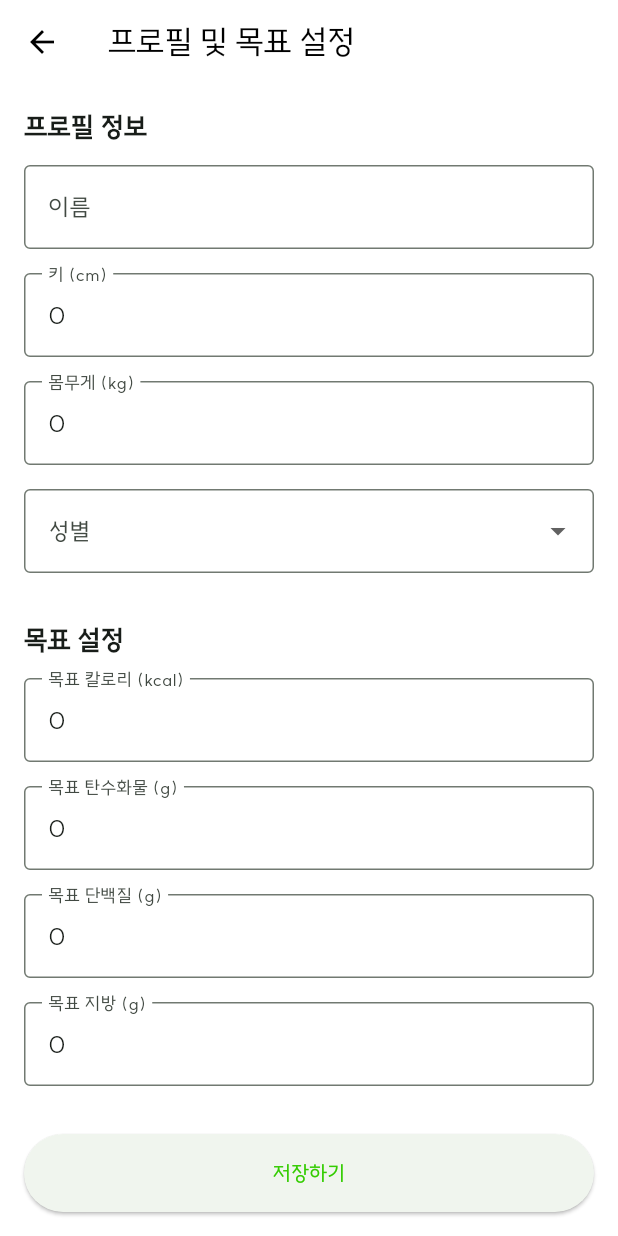
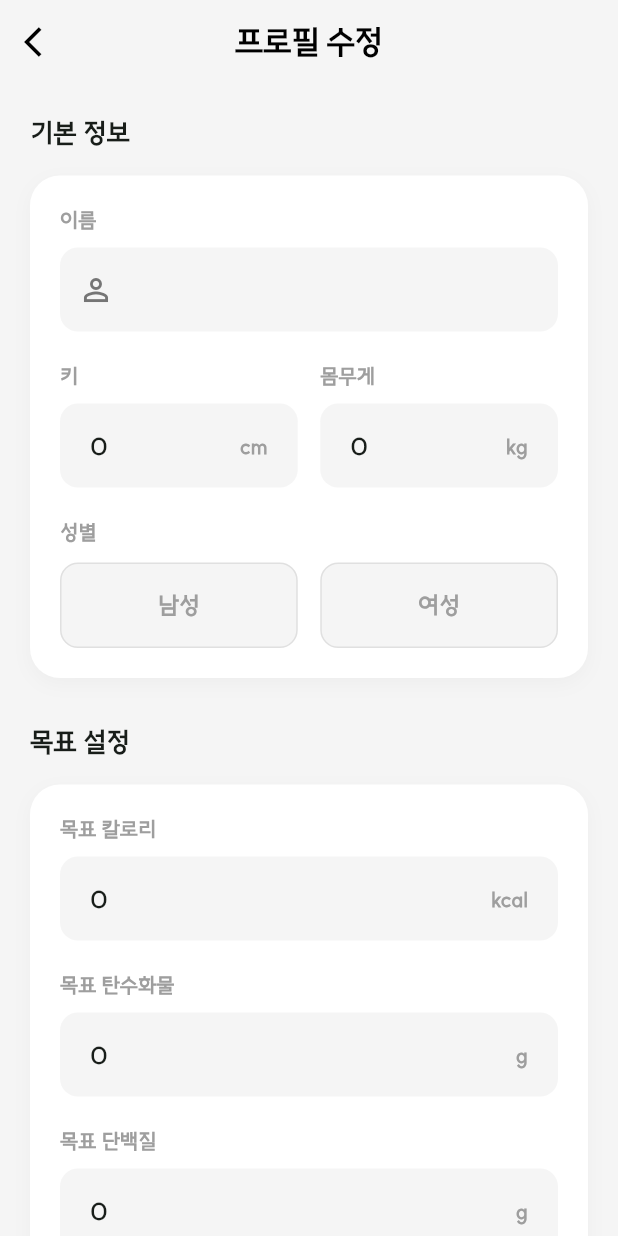
Before and after one commit to jungminmobile/Iwantfirst, a Flutter app: the EditProfileScreen screen opened directly, on a phone screen of 412 x 824 dp. Run offline on Flutter 3.47's test engine with Material 3 defaults, Android fonts, the phone set to English and light mode, and no system bars; our stand-ins replace cloud_firestore, firebase_auth, firebase_core, fl_chart, focus_detector, google_generative_ai and 3 more; accounts and stored records are empty.

Commit message:
프로필 편집 페이지 UI 수정

```diff
--- a/lib/screens/setting/edit_profile_screen.dart
+++ b/lib/screens/setting/edit_profile_screen.dart
@@ -15,19 +15,19 @@ class _EditProfileScreenState extends State<EditProfileScreen> {
   // --- 컨트롤러 ---
   final _nameController = TextEditingController();
   final _heightController = TextEditingController();
-  final _weightController = TextEditingController(); // ★ 1. 몸무게 컨트롤러 추가
+  final _weightController = TextEditingController();
   final _targetCaloriesController = TextEditingController();
   final _targetCarbsController = TextEditingController();
   final _targetProteinController = TextEditingController();
   final _targetFatController = TextEditingController();
 
-  // --- 포커스 노드 (힌트 표시용) ---
+  // --- 포커스 노드 ---
   final _calorieFocusNode = FocusNode();
   final _carbsFocusNode = FocusNode();
   final _proteinFocusNode = FocusNode();
   final _fatFocusNode = FocusNode();
 
-  String? _selectedGender;
+  String _selectedGender = '남성'; // 기본값 설정
   bool _isLoading = true;
   final User? currentUser = FirebaseAuth.instance.currentUser;
 
@@ -37,13 +37,15 @@ class _EditProfileScreenState extends State<EditProfileScreen> {
   int? _recommendedProtein;
   int? _recommendedFat;
 
+  // 🎨 디자인용 색상 (앱 테마와 통일)
+  final Color _primaryColor = const Color(0xFF33FF00); // 형광 연두
+  final Color _backgroundColor = const Color(0xFFF5F5F5); // 연한 회색 배경
+
   @override
   void initState() {
     super.initState();
-    // 1. 기존 사용자 데이터를 먼저 불러옵니다.
     _loadUserData();
 
-    // ★ 2. 키, 몸무게, 포커스 노드에 리스너를 추가합니다.
     _heightController.addListener(_calculateRecommendations);
     _weightController.addListener(_calculateRecommendations);
     _calorieFocusNode.addListener(() => setState(() {}));
@@ -54,13 +56,12 @@ class _EditProfileScreenState extends State<EditProfileScreen> {
 
   @override
   void dispose() {
-    // 모든 컨트롤러와 FocusNode를 정리하여 메모리 누수를 방지합니다.
     _heightController.removeListener(_calculateRecommendations);
     _weightController.removeListener(_calculateRecommendations);
-    _calorieFocusNode.removeListener(() => setState(() {}));
-    _carbsFocusNode.removeListener(() => setState(() {}));
-    _proteinFocusNode.removeListener(() => setState(() {}));
-    _fatFocusNode.removeListener(() => setState(() {}));
+    _calorieFocusNode.dispose();
+    _carbsFocusNode.dispose();
+    _proteinFocusNode.dispose();
+    _fatFocusNode.dispose();
 
     _nameController.dispose();
     _heightController.dispose();
@@ -69,39 +70,41 @@ class _EditProfileScreenState extends State<EditProfileScreen> {
     _targetCarbsController.dispose();
     _targetProteinController.dispose();
     _targetFatController.dispose();
-
-    _calorieFocusNode.dispose();
-    _carbsFocusNode.dispose();
-    _proteinFocusNode.dispose();
-    _fatFocusNode.dispose();
     super.dispose();
   }
 
-  // 데이터 로딩 함수 (몸무게 추가 및 권장량 계산 호출)
   Future<void> _loadUserData() async {
     if (currentUser == null) {
       if (mounted) setState(() => _isLoading = false);
       return;
     }
     try {
-      final doc = await FirebaseFirestore.instance.collection('users').doc(currentUser!.uid).get();
+      final doc = await FirebaseFirestore.instance
+          .collection('users')
+          .doc(currentUser!.uid)
+          .get();
       if (doc.exists) {
         final data = doc.data()!;
         if (data.containsKey('profile')) {
           final profileData = data['profile'] as Map<String, dynamic>;
           _nameController.text = profileData['name'] ?? '';
-          _heightController.text = (profileData['height'] as num?)?.toString() ?? '';
-          _weightController.text = (profileData['weight'] as num?)?.toString() ?? ''; // 몸무게 로드
-          _selectedGender = profileData['gender'];
+          _heightController.text =
+              (profileData['height'] as num?)?.toString() ?? '';
+          _weightController.text =
+              (profileData['weight'] as num?)?.toString() ?? '';
+          _selectedGender = profileData['gender'] ?? '남성';
         }
         if (data.containsKey('goals')) {
           final goalsData = data['goals'] as Map<String, dynamic>;
-          _targetCaloriesController.text = (goalsData['target_calories'] as num?)?.toString() ?? '';
-          _targetCarbsController.text = (goalsData['target_carbs'] as num?)?.toString() ?? '';
-          _targetProteinController.text = (goalsData['target_protein'] as num?)?.toString() ?? '';
-          _targetFatController.text = (goalsData['target_fat'] as num?)?.toString() ?? '';
+          _targetCaloriesController.text =
+              (goalsData['target_calories'] as num?)?.toString() ?? '';
+          _targetCarbsController.text =
+              (goalsData['target_carbs'] as num?)?.toString() ?? '';
+          _targetProteinController.text =
+              (goalsData['target_protein'] as num?)?.toString() ?? '';
+          _targetFatController.text =
+              (goalsData['target_fat'] as num?)?.toString() ?? '';
         }
-        // ★ 데이터를 모두 로드한 후, 현재 값으로 권장량을 한번 계산합니다.
         _calculateRecommendations();
       }
     } catch (e) {
@@ -111,7 +114,6 @@ class _EditProfileScreenState extends State<EditProfileScreen> {
     }
   }
 
-  // ★ 3. 표준 권장 섭취량 계산 함수
   void _calculateRecommendations() {
     final double? height = double.tryParse(_heightController.text);
     final double? weight = double.tryParse(_weightController.text);
@@ -139,7 +141,6 @@ class _EditProfileScreenState extends State<EditProfileScreen> {
     });
   }
 
-  // ★ 4. 저장 함수 수정 (권장량 자동 저장)
   Future<void> _saveProfile() async {
     if (!_formKey.currentState!.validate() || currentUser == null) return;
     setState(() => _isLoading = true);
@@ -150,22 +151,41 @@ class _EditProfileScreenState extends State<EditProfileScreen> {
           .doc(currentUser!.uid)
           .update({
             'profile.name': _nameController.text.trim(),
-        'profile.height': double.tryParse(_heightController.text.trim()) ?? 0.0,
-        'profile.weight': double.tryParse(_weightController.text.trim()) ?? 0.0, // 몸무게 저장
+            'profile.height':
+                double.tryParse(_heightController.text.trim()) ?? 0.0,
+            'profile.weight':
+                double.tryParse(_weightController.text.trim()) ?? 0.0,
             'profile.gender': _selectedGender,
-        'goals.target_calories': int.tryParse(_targetCaloriesController.text.trim()) ?? _recommendedCalories ?? 0,
-        'goals.target_carbs': int.tryParse(_targetCarbsController.text.trim()) ?? _recommendedCarbs ?? 0,
-        'goals.target_protein': int.tryParse(_targetProteinController.text.trim()) ?? _recommendedProtein ?? 0,
-        'goals.target_fat': int.tryParse(_targetFatController.text.trim()) ?? _recommendedFat ?? 0,
+            'goals.target_calories':
+                int.tryParse(_targetCaloriesController.text.trim()) ??
+                _recommendedCalories ??
+                0,
+            'goals.target_carbs':
+                int.tryParse(_targetCarbsController.text.trim()) ??
+                _recommendedCarbs ??
+                0,
+            'goals.target_protein':
+                int.tryParse(_targetProteinController.text.trim()) ??
+                _recommendedProtein ??
+                0,
+            'goals.target_fat':
+                int.tryParse(_targetFatController.text.trim()) ??
+                _recommendedFat ??
+                0,
           });
 
       if (mounted) {
-        ScaffoldMessenger.of(context).showSnackBar(const SnackBar(content: Text('정보가 성공적으로 수정되었습니다.')));
+        ScaffoldMessenger.of(
+          context,
+        ).showSnackBar(const SnackBar(content: Text('정보가 저장되었습니다.')));
         Navigator.of(context).pop();
       }
     } catch (e) {
       print("프로필 저장 오류: $e");
-      if (mounted) ScaffoldMessenger.of(context).showSnackBar(SnackBar(content: Text('오류가 발생했습니다: $e')));
+      if (mounted)
+        ScaffoldMessenger.of(
+          context,
+        ).showSnackBar(SnackBar(content: Text('오류가 발생했습니다: $e')));
     } finally {
       if (mounted) setState(() => _isLoading = false);
     }
@@ -174,148 +194,325 @@ class _EditProfileScreenState extends State<EditProfileScreen> {
   @override
   Widget build(BuildContext context) {
     return Scaffold(
-      appBar: AppBar(title: const Text('프로필 및 목표 설정')),
+      backgroundColor: _backgroundColor,
+      appBar: AppBar(
+        title: const Text(
+          '프로필 수정',
+          style: TextStyle(fontWeight: FontWeight.bold, color: Colors.black),
+        ),
+        centerTitle: true,
+        backgroundColor: _backgroundColor,
+        elevation: 0,
+        leading: IconButton(
+          icon: const Icon(Icons.arrow_back_ios, color: Colors.black),
+          onPressed: () => Navigator.of(context).pop(),
+        ),
+      ),
       body: _isLoading
           ? const Center(child: CircularProgressIndicator())
           : SingleChildScrollView(
-        padding: const EdgeInsets.all(16.0),
+              padding: const EdgeInsets.all(20.0),
               child: Form(
                 key: _formKey,
                 child: Column(
-            crossAxisAlignment: CrossAxisAlignment.stretch,
+                  crossAxisAlignment: CrossAxisAlignment.start,
                   children: [
-              const Text("프로필 정보", style: TextStyle(fontSize: 18, fontWeight: FontWeight.bold)),
-              const SizedBox(height: 12),
-              TextFormField(
-                controller: _nameController,
-                decoration: const InputDecoration(labelText: '이름', border: OutlineInputBorder()),
-                validator: (v) => (v == null || v.trim().isEmpty) ? '이름을 입력해주세요.' : null,
+                    // 1. 프로필 정보 섹션
+                    const Text(
+                      "기본 정보",
+                      style: TextStyle(
+                        fontSize: 18,
+                        fontWeight: FontWeight.bold,
                       ),
-              const SizedBox(height: 16),
-              TextFormField(
-                controller: _heightController,
-                decoration: const InputDecoration(labelText: '키 (cm)', border: OutlineInputBorder()),
-                keyboardType: const TextInputType.numberWithOptions(decimal: true),
-                validator: (v) {
-                  if (v == null || v.isEmpty) return '키를 입력해주세요.';
-                  if (double.tryParse(v) == null) return '숫자만 입력해주세요.';
-                  return null;
-                },
                     ),
-              const SizedBox(height: 16),
-              // ★ 5. 몸무게 입력 필드 추가
-              TextFormField(
-                controller: _weightController,
-                decoration: const InputDecoration(labelText: '몸무게 (kg)', border: OutlineInputBorder()),
-                keyboardType: const TextInputType.numberWithOptions(decimal: true),
-                validator: (v) {
-                  if (v == null || v.isEmpty) return '몸무게를 입력해주세요.';
-                  if (double.tryParse(v) == null) return '숫자만 입력해주세요.';
-                  return null;
-                },
+                    const SizedBox(height: 15),
+                    _buildSectionCard(
+                      children: [
+                        _buildTextField(
+                          "이름",
+                          _nameController,
+                          icon: Icons.person_outline,
                         ),
-              const SizedBox(height: 16),
-              DropdownButtonFormField<String>(
-                value: _selectedGender,
-                decoration: const InputDecoration(labelText: '성별', border: OutlineInputBorder()),
-                items: ['남성', '여성'].map((l) => DropdownMenuItem(value: l, child: Text(l))).toList(),
-                onChanged: (v) {
-                  if (v != null) {
-                    setState(() => _selectedGender = v);
-                    _calculateRecommendations(); // 성별 변경 시에도 재계산
-                  }
-                },
-                validator: (v) => v == null ? '성별을 선택해주세요.' : null,
+                        const SizedBox(height: 20),
+                        Row(
+                          children: [
+                            Expanded(
+                              child: _buildTextField(
+                                "키",
+                                _heightController,
+                                suffix: "cm",
+                                isNumber: true,
                               ),
-              const SizedBox(height: 32),
+                            ),
+                            const SizedBox(width: 15),
+                            Expanded(
+                              child: _buildTextField(
+                                "몸무게",
+                                _weightController,
+                                suffix: "kg",
+                                isNumber: true,
+                              ),
+                            ),
+                          ],
+                        ),
+                        const SizedBox(height: 20),
+                        const Text(
+                          "성별",
+                          style: TextStyle(
+                            fontSize: 14,
+                            color: Colors.grey,
+                            fontWeight: FontWeight.bold,
+                          ),
+                        ),
+                        const SizedBox(height: 10),
+                        _buildGenderSelector(),
+                      ],
+                    ),
 
-              const Text("목표 설정", style: TextStyle(fontSize: 18, fontWeight: FontWeight.bold)),
-              const SizedBox(height: 12),
+                    const SizedBox(height: 30),
 
-              // ★ 6. 목표 설정 UI 수정 (힌트 기능 적용)
-              TextFormField(
-                controller: _targetCaloriesController,
+                    // 2. 목표 설정 섹션
+                    Row(
+                      mainAxisAlignment: MainAxisAlignment.spaceBetween,
+                      children: [
+                        const Text(
+                          "목표 설정",
+                          style: TextStyle(
+                            fontSize: 18,
+                            fontWeight: FontWeight.bold,
+                          ),
+                        ),
+                        if (_recommendedCalories != null)
+                          Container(
+                            padding: const EdgeInsets.symmetric(
+                              horizontal: 8,
+                              vertical: 4,
+                            ),
+                            decoration: BoxDecoration(
+                              color: _primaryColor.withOpacity(0.2),
+                              borderRadius: BorderRadius.circular(8),
+                            ),
+                            child: Text(
+                              "권장: $_recommendedCalories kcal",
+                              style: TextStyle(
+                                fontSize: 12,
+                                color: Colors.green[800],
+                                fontWeight: FontWeight.bold,
+                              ),
+                            ),
+                          ),
+                      ],
+                    ),
+                    const SizedBox(height: 15),
+                    _buildSectionCard(
+                      children: [
+                        _buildTextField(
+                          "목표 칼로리",
+                          _targetCaloriesController,
+                          suffix: "kcal",
+                          isNumber: true,
                           focusNode: _calorieFocusNode,
-                decoration: InputDecoration(
-                  labelText: '목표 칼로리 (kcal)',
-                  border: const OutlineInputBorder(),
-                  hintText: _calorieFocusNode.hasFocus && _targetCaloriesController.text.isEmpty && _recommendedCalories != null
-                      ? '권장: $_recommendedCalories kcal'
-                      : null,
-                  hintStyle: const TextStyle(color: Colors.green),
+                          placeholder: _recommendedCalories?.toString(),
                         ),
-                keyboardType: TextInputType.number,
-                validator: (v) {
-                  if (v != null && v.isNotEmpty && int.tryParse(v) == null) return '숫자만 입력해주세요.';
-                  return null;
-                },
+                        const SizedBox(height: 20),
+                        _buildTextField(
+                          "목표 탄수화물",
+                          _targetCarbsController,
+                          suffix: "g",
+                          isNumber: true,
+                          focusNode: _carbsFocusNode,
+                          placeholder: _recommendedCarbs?.toString(),
                         ),
-              const SizedBox(height: 16),
-              TextFormField(
-                controller: _targetCarbsController,
-                focusNode: _carbsFocusNode,
-                decoration: InputDecoration(
-                  labelText: '목표 탄수화물 (g)',
-                  border: const OutlineInputBorder(),
-                  hintText: _carbsFocusNode.hasFocus && _targetCarbsController.text.isEmpty && _recommendedCarbs != null
-                      ? '권장: $_recommendedCarbs g'
-                      : null,
-                  hintStyle: const TextStyle(color: Colors.green),
+                        const SizedBox(height: 20),
+                        _buildTextField(
+                          "목표 단백질",
+                          _targetProteinController,
+                          suffix: "g",
+                          isNumber: true,
+                          focusNode: _proteinFocusNode,
+                          placeholder: _recommendedProtein?.toString(),
                         ),
-                keyboardType: TextInputType.number,
-                validator: (v) {
-                  if (v != null && v.isNotEmpty && int.tryParse(v) == null) return '숫자만 입력해주세요.';
-                  return null;
-                },
+                        const SizedBox(height: 20),
+                        _buildTextField(
+                          "목표 지방",
+                          _targetFatController,
+                          suffix: "g",
+                          isNumber: true,
+                          focusNode: _fatFocusNode,
+                          placeholder: _recommendedFat?.toString(),
                         ),
-              const SizedBox(height: 16),
-              TextFormField(
-                controller: _targetProteinController,
-                focusNode: _proteinFocusNode,
-                decoration: InputDecoration(
-                  labelText: '목표 단백질 (g)',
-                  border: const OutlineInputBorder(),
-                  hintText: _proteinFocusNode.hasFocus && _targetProteinController.text.isEmpty && _recommendedProtein != null
-                      ? '권장: $_recommendedProtein g'
-                      : null,
-                  hintStyle: const TextStyle(color: Colors.green),
+                      ],
                     ),
-                keyboardType: TextInputType.number,
-                validator: (v) {
-                  if (v != null && v.isNotEmpty && int.tryParse(v) == null) return '숫자만 입력해주세요.';
-                  return null;
-                },
+
+                    const SizedBox(height: 40),
+
+                    // 저장 버튼
+                    SizedBox(
+                      width: double.infinity,
+                      height: 55,
+                      child: ElevatedButton(
+                        onPressed: _saveProfile,
+                        style: ElevatedButton.styleFrom(
+                          backgroundColor: Colors.black, // 버튼 검은색 (형광색과 대비)
+                          foregroundColor: Colors.white, // 글씨 흰색
+                          shape: RoundedRectangleBorder(
+                            borderRadius: BorderRadius.circular(16),
                           ),
-              const SizedBox(height: 16),
-              TextFormField(
-                controller: _targetFatController,
-                focusNode: _fatFocusNode,
-                decoration: InputDecoration(
-                  labelText: '목표 지방 (g)',
-                  border: const OutlineInputBorder(),
-                  hintText: _fatFocusNode.hasFocus && _targetFatController.text.isEmpty && _recommendedFat != null
-                      ? '권장: $_recommendedFat g'
-                      : null,
-                  hintStyle: const TextStyle(color: Colors.green),
+                          elevation: 0,
                         ),
-                keyboardType: TextInputType.number,
-                validator: (v) {
-                  if (v != null && v.isNotEmpty && int.tryParse(v) == null) return '숫자만 입력해주세요.';
-                  return null;
-                },
+                        child: const Text(
+                          "저장하기",
+                          style: TextStyle(
+                            fontSize: 16,
+                            fontWeight: FontWeight.bold,
                           ),
-              const SizedBox(height: 32),
-              ElevatedButton(
-                onPressed: _isLoading ? null : _saveProfile,
-                style: ElevatedButton.styleFrom(
-                  padding: const EdgeInsets.symmetric(vertical: 16),
                         ),
-                child: const Text('저장하기'),
                       ),
+                    ),
+                    const SizedBox(height: 20),
                   ],
                 ),
               ),
             ),
     );
   }
+
+  // 📦 흰색 카드 위젯
+  Widget _buildSectionCard({required List<Widget> children}) {
+    return Container(
+      padding: const EdgeInsets.all(20),
+      decoration: BoxDecoration(
+        color: Colors.white,
+        borderRadius: BorderRadius.circular(20),
+        boxShadow: [
+          BoxShadow(
+            color: Colors.black.withOpacity(0.03),
+            blurRadius: 10,
+            offset: const Offset(0, 4),
+          ),
+        ],
+      ),
+      child: Column(
+        crossAxisAlignment: CrossAxisAlignment.start,
+        children: children,
+      ),
+    );
   }
+
+  // ⌨️ 커스텀 텍스트 필드 (트렌디한 스타일)
+  Widget _buildTextField(
+    String label,
+    TextEditingController controller, {
+    String? suffix,
+    bool isNumber = false,
+    IconData? icon,
+    FocusNode? focusNode,
+    String? placeholder,
+  }) {
+    return Column(
+      crossAxisAlignment: CrossAxisAlignment.start,
+      children: [
+        Row(
+          mainAxisAlignment: MainAxisAlignment.spaceBetween,
+          children: [
+            Text(
+              label,
+              style: const TextStyle(
+                fontSize: 14,
+                color: Colors.grey,
+                fontWeight: FontWeight.bold,
+              ),
+            ),
+            // 힌트가 있고, 입력값이 없을 때 우측 상단에 추천값 표시
+            if (placeholder != null &&
+                controller.text.isEmpty &&
+                focusNode != null &&
+                focusNode.hasFocus)
+              Text(
+                "권장: $placeholder",
+                style: TextStyle(fontSize: 12, color: Colors.green[700]),
+              ),
+          ],
+        ),
+        const SizedBox(height: 8),
+        TextFormField(
+          controller: controller,
+          focusNode: focusNode,
+          keyboardType: isNumber
+              ? const TextInputType.numberWithOptions(decimal: true)
+              : TextInputType.text,
+          style: const TextStyle(fontWeight: FontWeight.bold, fontSize: 16),
+          decoration: InputDecoration(
+            filled: true,
+            fillColor: Colors.grey[100], // 연한 회색 배경
+            prefixIcon: icon != null
+                ? Icon(icon, color: Colors.grey[600])
+                : null,
+            suffixText: suffix,
+            suffixStyle: const TextStyle(
+              color: Colors.grey,
+              fontWeight: FontWeight.bold,
+            ),
+            contentPadding: const EdgeInsets.symmetric(
+              vertical: 16,
+              horizontal: 16,
+            ),
+            border: OutlineInputBorder(
+              borderRadius: BorderRadius.circular(12),
+              borderSide: BorderSide.none, // 테두리 없애기
+            ),
+            focusedBorder: OutlineInputBorder(
+              borderRadius: BorderRadius.circular(12),
+              borderSide: const BorderSide(
+                color: Colors.black,
+                width: 1.5,
+              ), // 포커스 시 검은색 테두리
+            ),
+          ),
+          validator: (v) => (v == null || v.isEmpty) ? '입력해주세요' : null,
+        ),
+      ],
+    );
+  }
+
+  // 🚻 성별 선택 토글 버튼
+  Widget _buildGenderSelector() {
+    return Row(
+      children: [
+        Expanded(child: _buildGenderButton('남성')),
+        const SizedBox(width: 15),
+        Expanded(child: _buildGenderButton('여성')),
+      ],
+    );
+  }
+
+  Widget _buildGenderButton(String gender) {
+    bool isSelected = _selectedGender == gender;
+    return GestureDetector(
+      onTap: () {
+        setState(() => _selectedGender = gender);
+        _calculateRecommendations();
+      },
+      child: AnimatedContainer(
+        duration: const Duration(milliseconds: 200),
+        padding: const EdgeInsets.symmetric(vertical: 16),
+        decoration: BoxDecoration(
+          color: isSelected
+              ? Colors.black
+              : Colors.grey[100], // 선택되면 검정, 아니면 회색
+          borderRadius: BorderRadius.circular(12),
+          border: isSelected ? null : Border.all(color: Colors.grey.shade300),
+        ),
+        alignment: Alignment.center,
+        child: Text(
+          gender,
+          style: TextStyle(
+            color: isSelected ? Colors.white : Colors.grey,
+            fontWeight: FontWeight.bold,
+            fontSize: 16,
+          ),
+        ),
+      ),
+    );
+  }
+}
```
Lines whose indentation alone changed are shown as unchanged.
